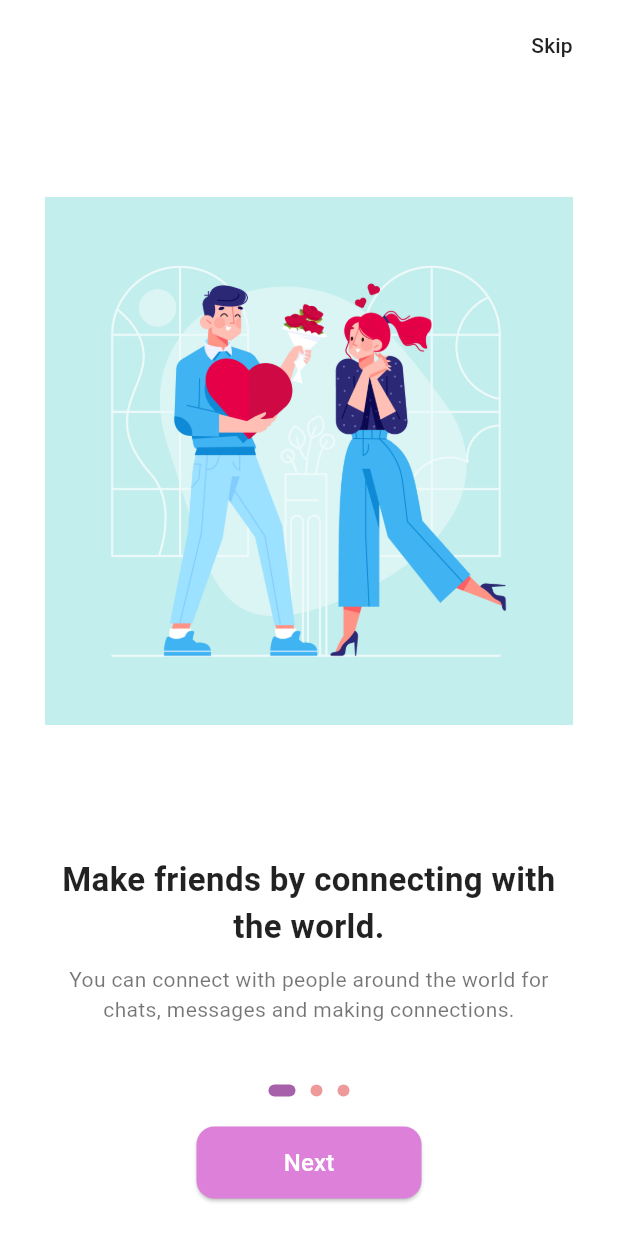
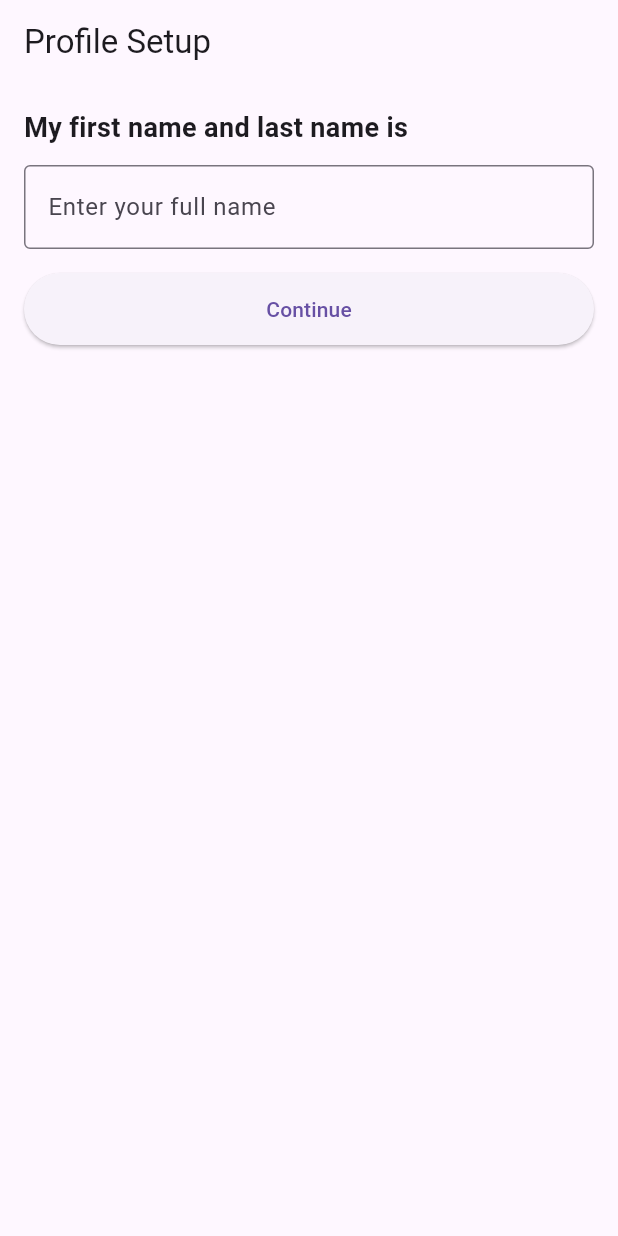
Before and after one commit to OskarGiri/blink_flutter, a Flutter app: the screen it shows after launch, on a phone screen of 412 x 824 dp. Run offline on Flutter 3.47's test engine with Material 3 defaults, Android fonts, the phone set to English and light mode, and no system bars; our stand-ins replace connectivity_plus, dartz, dio, equatable, flutter_riverpod, flutter_secure_storage and 3 more; missing offline and left inert: bcrypt, dio_smart_retry; accounts and stored records are empty.

Commit message:
profile setup

```diff
--- a/lib/core/services/hive/hive_service.dart
+++ b/lib/core/services/hive/hive_service.dart
@@ -1,8 +1,7 @@
 // lib/core/services/hive/hive_service.dart
 import 'package:blink_flutter/core/constants/hive_table_constant.dart';
 import 'package:blink_flutter/features/auth/data/models/profile_hive_model.dart';
-import 'package:blink_flutter/features/auth/data/models/user_hive_model.dart';
-import 'package:blink_flutter/features/profile/data/models/profile_hive_model.dart'; // ✅ NEW
+import 'package:blink_flutter/features/auth/data/models/user_hive_model.dart';// ✅ NEW
 import 'package:flutter_riverpod/flutter_riverpod.dart';
 import 'package:hive/hive.dart';
 import 'package:path_provider/path_provider.dart';
--- a/lib/features/auth/data/models/profile_hive_model.dart
+++ b/lib/features/auth/data/models/profile_hive_model.dart
@@ -2,7 +2,7 @@ import 'package:hive/hive.dart';
 
 part 'profile_hive_model.g.dart';
 
-@HiveType(typeId: 10) // ✅ use a new unique typeId
+@HiveType(typeId: 10)
 class ProfileHiveModel extends HiveObject {
   @HiveField(0)
   final String userId;
@@ -11,22 +11,41 @@ class ProfileHiveModel extends HiveObject {
   final String fullName;
 
   @HiveField(2)
+  final String? gender;
+
+  @HiveField(3)
+  final String? dob; // yyyy-mm-dd
+
+  // ✅ NEW
+  @HiveField(4)
+  final String? lookingFor;
+
+  @HiveField(5)
   final bool pendingSync;
 
   ProfileHiveModel({
     required this.userId,
     required this.fullName,
+    this.gender,
+    this.dob,
+    this.lookingFor,
     this.pendingSync = true,
   });
 
   ProfileHiveModel copyWith({
     String? userId,
     String? fullName,
+    String? gender,
+    String? dob,
+    String? lookingFor,
     bool? pendingSync,
   }) {
     return ProfileHiveModel(
       userId: userId ?? this.userId,
       fullName: fullName ?? this.fullName,
+      gender: gender ?? this.gender,
+      dob: dob ?? this.dob,
+      lookingFor: lookingFor ?? this.lookingFor,
       pendingSync: pendingSync ?? this.pendingSync,
     );
   }
--- /dev/null
+++ b/lib/features/auth/presentation/pages/profile_fullname_page.dart
@@ -0,0 +1,118 @@
+import 'package:blink_flutter/core/services/hive/hive_service.dart';
+import 'package:blink_flutter/features/auth/data/models/profile_hive_model.dart';
+import 'package:blink_flutter/features/auth/presentation/pages/profile_gender_page.dart';
+import 'package:flutter/material.dart';
+import 'package:flutter_riverpod/flutter_riverpod.dart';
+
+class ProfileFullNamePage extends ConsumerStatefulWidget {
+  const ProfileFullNamePage({super.key});
+
+  @override
+  ConsumerState<ProfileFullNamePage> createState() =>
+      _ProfileFullNamePageState();
+}
+
+class _ProfileFullNamePageState extends ConsumerState<ProfileFullNamePage> {
+  final TextEditingController _nameController = TextEditingController();
+
+  static const String _userKey = "guest"; // ✅ temporary key for now
+
+  @override
+  void initState() {
+    super.initState();
+    Future.microtask(_loadSavedName);
+  }
+
+  Future<void> _loadSavedName() async {
+    final hiveService = ref.read(hiveServiceProvider);
+    final profile = await hiveService.getProfileByUserId(_userKey);
+
+    if (profile != null) {
+      _nameController.text = profile.fullName;
+    }
+  }
+
+  @override
+  void dispose() {
+    _nameController.dispose();
+    super.dispose();
+  }
+
+  Future<void> _saveAndContinue() async {
+    final fullName = _nameController.text.trim();
+
+    if (fullName.isEmpty) {
+      ScaffoldMessenger.of(context).showSnackBar(
+        const SnackBar(content: Text("Please enter your full name")),
+      );
+      return;
+    }
+
+    final hiveService = ref.read(hiveServiceProvider);
+
+    // ✅ IMPORTANT: keep existing gender/dob/lookingFor if already saved
+    final old = await hiveService.getProfileByUserId(_userKey);
+
+    final ProfileHiveModel updated = old == null
+        ? ProfileHiveModel(
+            userId: _userKey,
+            fullName: fullName,
+            pendingSync: true,
+          )
+        : old.copyWith(fullName: fullName, pendingSync: true);
+
+    await hiveService.saveProfile(updated);
+
+    if (!mounted) return;
+
+    ScaffoldMessenger.of(
+      context,
+    ).showSnackBar(const SnackBar(content: Text("Saved locally (Hive) ✅")));
+  }
+
+  @override
+  Widget build(BuildContext context) {
+    return Scaffold(
+      appBar: AppBar(title: const Text("Profile Setup")),
+      body: Padding(
+        padding: const EdgeInsets.all(16),
+        child: Column(
+          crossAxisAlignment: CrossAxisAlignment.start,
+          children: [
+            const Text(
+              "My first name and last name is",
+              style: TextStyle(fontSize: 18, fontWeight: FontWeight.w600),
+            ),
+            const SizedBox(height: 12),
+            TextField(
+              controller: _nameController,
+              decoration: const InputDecoration(
+                hintText: "Enter your full name",
+                border: OutlineInputBorder(),
+              ),
+            ),
+            const SizedBox(height: 16),
+            SizedBox(
+              width: double.infinity,
+              height: 48,
+              child: ElevatedButton(
+                onPressed: () async {
+                  await _saveAndContinue();
+                  if (!mounted) return;
+
+                  Navigator.push(
+                    context,
+                    MaterialPageRoute(
+                      builder: (_) => const ProfileGenderPage(),
+                    ),
+                  );
+                },
+                child: const Text("Continue"),
+              ),
+            ),
+          ],
+        ),
+      ),
+    );
+  }
+}
--- a/lib/main.dart
+++ b/lib/main.dart
@@ -1,5 +1,6 @@
 import 'package:blink_flutter/core/services/hive/hive_service.dart';
 import 'package:blink_flutter/core/services/storage/user-session_service.dart';
+import 'package:blink_flutter/features/auth/presentation/pages/profile_fullname_page.dart';
 import 'package:blink_flutter/features/auth/presentation/pages/splash_page.dart';
 import 'package:flutter/material.dart';
 import 'package:flutter_riverpod/flutter_riverpod.dart';
@@ -11,7 +12,6 @@ void main() async {
   // Initialize the Hive Service;
   await HiveService().init();
   final sharedPreferences = await SharedPreferences.getInstance();
-
 
   runApp(
     ProviderScope(
@@ -58,7 +58,7 @@ class MyApp extends StatelessWidget {
     return const MaterialApp(
       debugShowCheckedModeBanner: false,
       title: 'Blink App',
-      home: SplashScreen(),
+      home: ProfileFullNamePage(),
     );
   }
 }
```
Also changed, not shown: lib/features/auth/presentation/pages/profile_dob_page.dart (added, +172 -0 lines), lib/features/auth/presentation/pages/profile_gender_page.dart (added, +135 -0 lines), lib/features/auth/presentation/pages/profile_lookingfor_page.dart (added, +116 -0 lines), lib/features/auth/data/models/profile_hive_model.g.dart.
